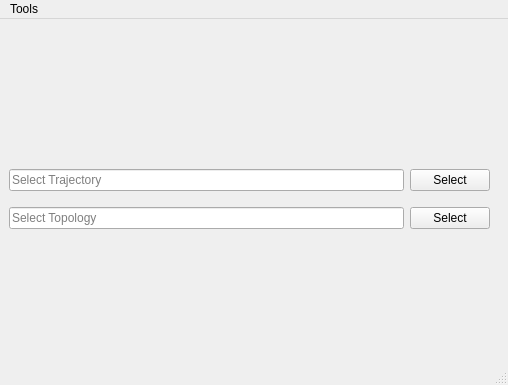
Old version of the form ui_files/mainWindow.ui in the repository CAMDgraz/SmarTSzyme_plugin.
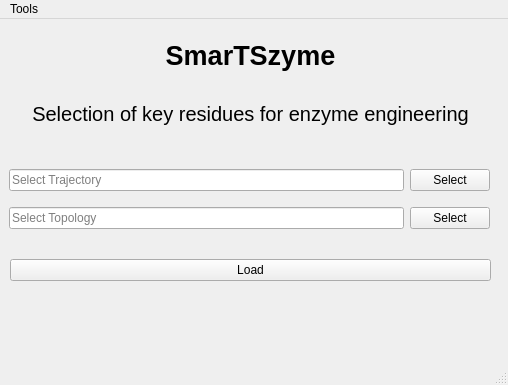
New version of the form.

```diff
--- a/ui_files/mainWindow.ui
+++ b/ui_files/mainWindow.ui
@@ -54,6 +54,86 @@
      </item>
     </layout>
    </widget>
+   <widget class="QWidget" name="verticalLayoutWidget">
+    <property name="geometry">
+     <rect>
+      <x>10</x>
+      <y>10</y>
+      <width>481</width>
+      <height>111</height>
+     </rect>
+    </property>
+    <layout class="QVBoxLayout" name="verticalLayout">
+     <item>
+      <widget class="QLabel" name="label">
+       <property name="font">
+        <font>
+         <pointsize>20</pointsize>
+         <weight>75</weight>
+         <bold>true</bold>
+        </font>
+       </property>
+       <property name="text">
+        <string>SmarTSzyme</string>
+       </property>
+       <property name="alignment">
+        <set>Qt::AlignCenter</set>
+       </property>
+      </widget>
+     </item>
+     <item>
+      <widget class="QLabel" name="label_2">
+       <property name="font">
+        <font>
+         <pointsize>15</pointsize>
+        </font>
+       </property>
+       <property name="text">
+        <string>Selection of key residues for enzyme engineering</string>
+       </property>
+       <property name="alignment">
+        <set>Qt::AlignCenter</set>
+       </property>
+      </widget>
+     </item>
+    </layout>
+   </widget>
+   <widget class="QWidget" name="verticalLayoutWidget_2">
+    <property name="geometry">
+     <rect>
+      <x>10</x>
+      <y>240</y>
+      <width>481</width>
+      <height>80</height>
+     </rect>
+    </property>
+    <layout class="QVBoxLayout" name="verticalLayout_2">
+     <item>
+      <widget class="QPushButton" name="button_load">
+       <property name="text">
+        <string>Load</string>
+       </property>
+      </widget>
+     </item>
+     <item>
+      <widget class="QLabel" name="label_system">
+       <property name="font">
+        <font>
+         <pointsize>9</pointsize>
+         <weight>75</weight>
+         <bold>true</bold>
+        </font>
+       </property>
+       <property name="text">
+        <string/>
+       </property>
+       <property name="alignment">
+        <set>Qt::AlignCenter</set>
+       </property>
+      </widget>
+     </item>
+    </layout>
+   </widget>
   </widget>
   <widget class="QStatusBar" name="statusbar"/>
   <widget class="QMenuBar" name="menubar">
```
Left out of the diff: 34 changed lines with no effect on the pictures.
